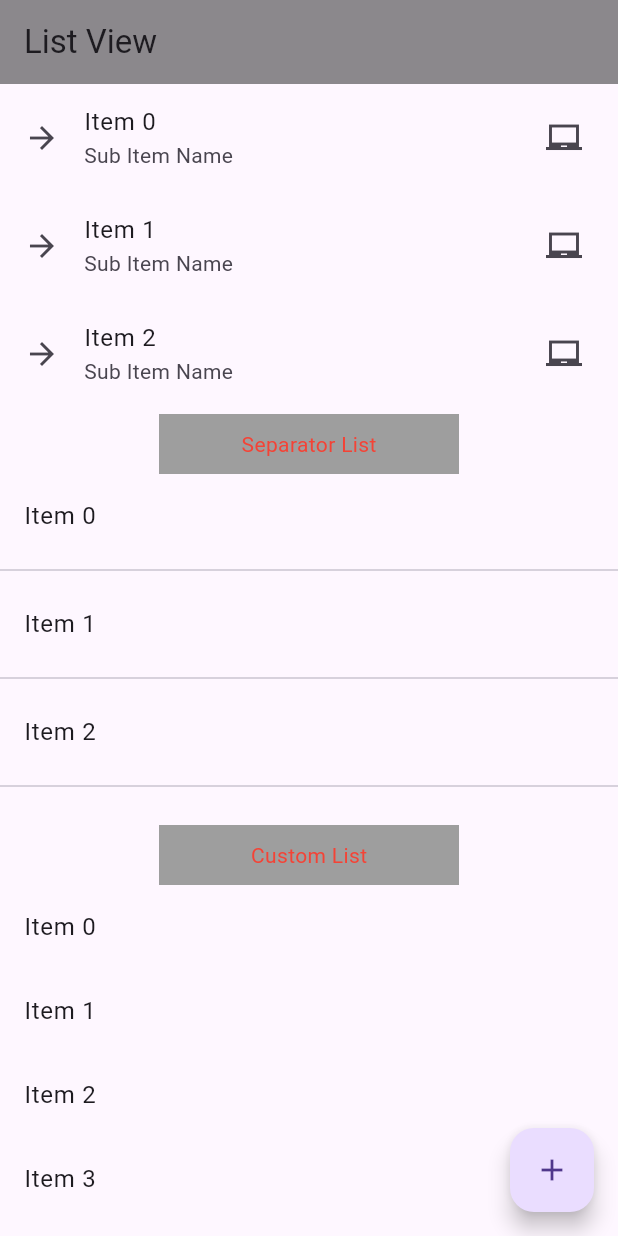
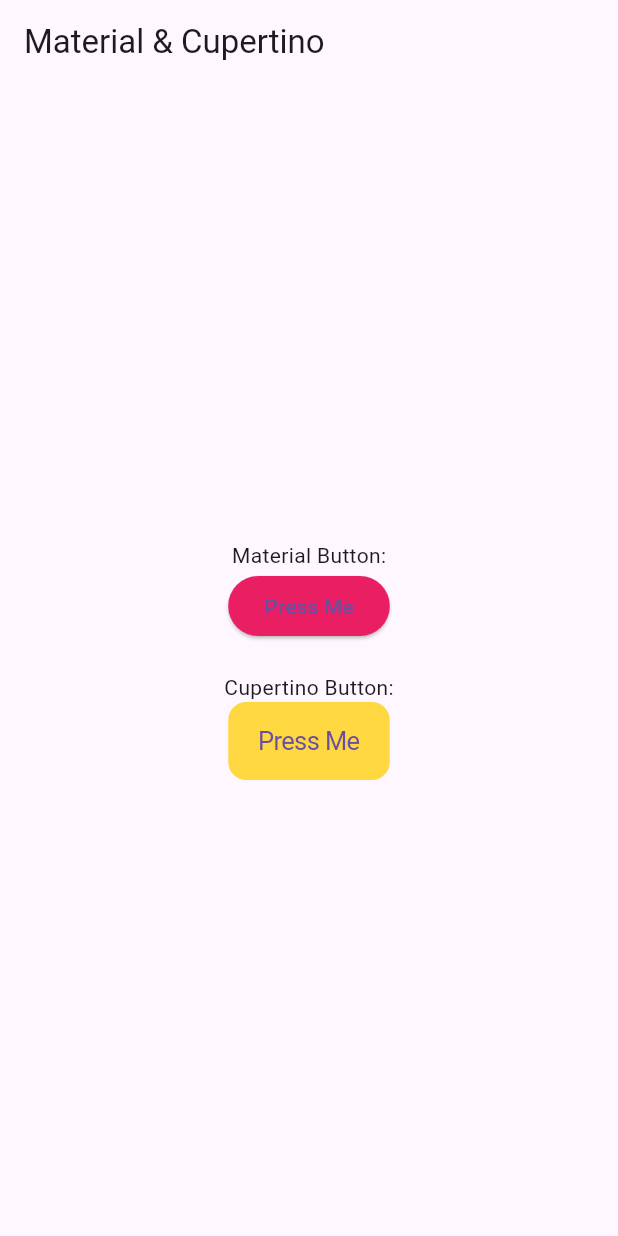
Before and after one commit to krishansharma11/40DaysOfFlutter, a Flutter app: the screen it shows after launch, on a phone screen of 412 x 824 dp. Run offline on Flutter 3.47's test engine with Material 3 defaults, Android fonts, the phone set to English and light mode, and no system bars.

Commit message:
materal and cupertino design

```diff
--- a/lib/main.dart
+++ b/lib/main.dart
@@ -1,4 +1,7 @@
+import 'dart:io';
+
 import 'package:flutter/material.dart';
+import 'package:flutter/cupertino.dart';
 
 void main() {
   runApp(MyApp());
@@ -8,96 +11,81 @@ class MyApp extends StatelessWidget {
   @override
   Widget build(BuildContext context) {
     return MaterialApp(
-      home: MyListViewClass(),
+      home: MyHomePage(),
     );
   }
 }
 
-class MyListViewClass extends StatelessWidget {
+class MyHomePage extends StatelessWidget {
   @override
   Widget build(BuildContext context) {
     return Scaffold(
         appBar: AppBar(
-        backgroundColor: Colors.black45,
-        title: const Text("List View"),
+          title: Text('Material & Cupertino'),
         ),
-      body: Column(
-        children: [
-          SizedBox(
-            height: 200,
-            child: ListView.builder(
-              itemCount: 100,
-              itemBuilder: (context, index) {
-                return ListTile(
-                  title: Text("Item $index"),
-                  subtitle: Text("Sub Item Name"),
-                  leading: Icon(Icons.arrow_forward),
-                  trailing: Icon(Icons.laptop_chromebook),
-                );
+        body: Center(
+          child: Column(
+            mainAxisAlignment: MainAxisAlignment.center,
+            children: <Widget>[
+              Text('Material Button:'),
+              ElevatedButton(
+                  onPressed: () {
+                    _showAlertDialog(context);
                   },
-            ),
-          ),
-          const SizedBox(height: 20),
-          Container(
-            color: Colors.grey,
-            width: 200,
-            height: 40,
-            alignment: Alignment.center,
-            child: const Text(
-              "Separator List",
-              style: TextStyle(color: Colors.red),
-            ),
-          ),
-          Expanded(
-            child: ListView.separated(
-              itemCount: 100,
-              separatorBuilder: (context, index) => const Divider(),
-              itemBuilder: (context, index) {
-                return ListTile(title: Text("Item $index"));
+                  child: Text('Press Me'),
+                  style:
+                      ElevatedButton.styleFrom(backgroundColor: Colors.pink)),
+              SizedBox(height: 20),
+              Text('Cupertino Button:'),
+              CupertinoButton(
+                onPressed: () {
+                  _showAlertDialog(context);
                 },
-            ),
-          ),
-          Container(
-            color: Colors.grey,
-            width: 200,
-            height: 40,
-            alignment: Alignment.center,
-            child: const Text(
-              "Custom List",
-              style: TextStyle(color: Colors.red),
-            ),
-          ),
-          Expanded(
-            child: ListView.custom(
-              childrenDelegate: SliverChildBuilderDelegate((context, index) {
-                return ListTile(
-                  title: Text("Item $index"),
-                  onTap: () {
-                    print("Item $index tapped");
-                  },
-                );
-              }),
-            ),
+                child: Text('Press Me'),
+                color: Colors.amberAccent,
               ),
             ],
           ),
-      floatingActionButton: FloatingActionButton(
+        ));
+  }
+}
+
+void _showAlertDialog(BuildContext context) {
+  if (Platform.isIOS) {
+    showCupertinoDialog(
+      context: context,
+      builder: (context) {
+        return CupertinoAlertDialog(
+          title: Text('Cupertino Alert'),
+          content: Text('This is a Cupertino-style alert dialog.'),
+          actions: <Widget>[
+            CupertinoDialogAction(
+              child: Text('OK'),
               onPressed: () {
-          print("Add item");
-          var alertDialog = const AlertDialog(
-            title: Text("Add more items"),
-            content: Text("10 Items added"),
+                Navigator.of(context).pop();
+              },
+            ),
+          ],
         );
+      },
+    );
+  } else {
     showDialog(
       context: context,
-            builder: (BuildContext context) {
-              return alertDialog;
+      builder: (context) {
+        return AlertDialog(
+          title: Text('Material Alert'),
+          content: Text('This is a Material-style alert dialog.'),
+          actions: <Widget>[
+            TextButton(
+              child: Text('OK'),
+              onPressed: () {
+                Navigator.of(context).pop();
               },
+            ),
+          ],
         );
       },
-        child: Icon(Icons.add),
-        tooltip: "Add More Items",
-      ),
     );
   }
 }
```
Lines whose indentation alone changed are shown as unchanged.
